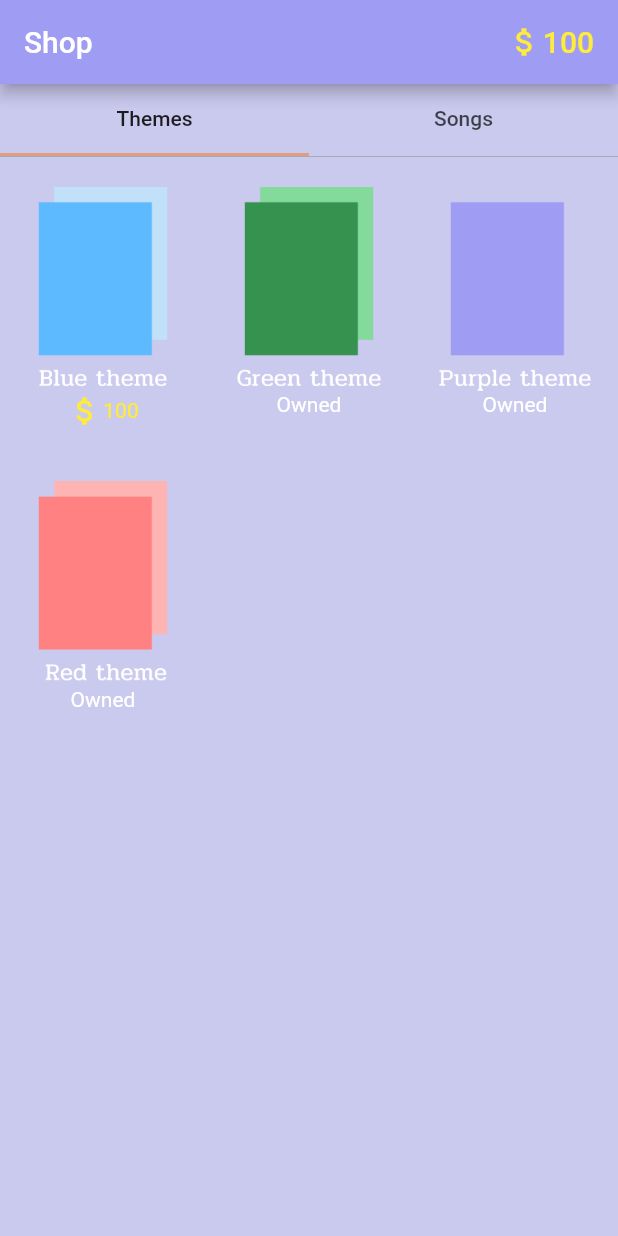
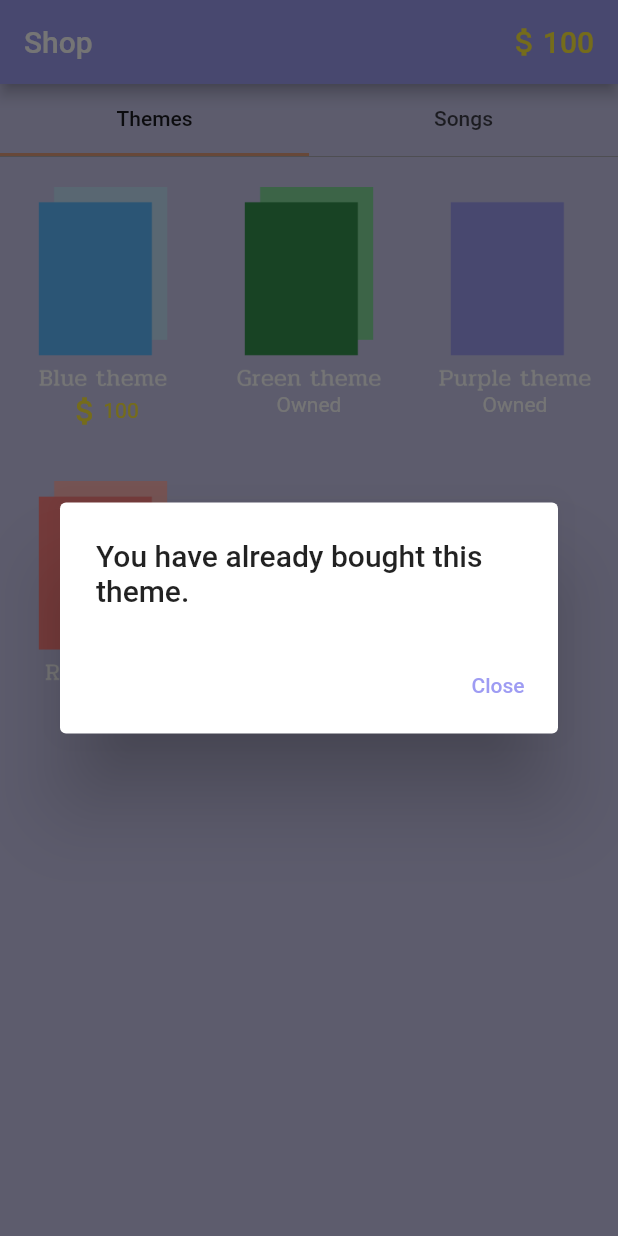
Before and after one commit to WachirananNot/AlarmPlus, a Flutter app: the ShopPage screen opened directly, after a tap on "Owned", on a phone screen of 412 x 824 dp. Run offline on Flutter 3.47's test engine with Material 2 defaults, Android fonts, the phone set to English and light mode, and no system bars; our stand-ins replace audioplayers, awesome_notifications, lite_rolling_switch.

Commit message:
buy theme

```diff
--- a/lib/alarm_service.dart
+++ b/lib/alarm_service.dart
@@ -92,6 +92,12 @@ class AlarmService extends ChangeNotifier {
       900: Color.fromRGBO(238, 129, 48, 1),
     });
     return color;
+  }
+
+  void getTheme(int index) {
+    theme[index]![3] = true;
+    reward = reward - 100;
+    notifyListeners();
   }
 
   Future<void> updateReward() async {
--- a/lib/theme_page.dart
+++ b/lib/theme_page.dart
@@ -45,9 +45,58 @@ class _ThemeListState extends State<ThemeList> {
                                   ])
                       ],
                     ),
-                    onTap: () {
-                      //ตอนกดแล้วซื้อทำตรงนี้
-                    },
+                    onTap: () => showDialog(
+                        context: context,
+                        builder: (BuildContext context) {
+                          if (alarmService.theme[index]![3] == false) {
+                            return AlertDialog(
+                              title:
+                                  const Text('Do you want to buy this theme?'),
+                              actions: <Widget>[
+                                TextButton(
+                                  onPressed: () => Navigator.pop(context),
+                                  child: const Text('Cancel'),
+                                ),
+                                TextButton(
+                                    onPressed: () {
+                                      if (alarmService.reward >= 200) {
+                                        alarmService.getTheme(index);
+                                        Navigator.pop(context);
+                                      } else {
+                                        Navigator.pop(context);
+                                        showDialog(
+                                            context: context,
+                                            builder: (context) => AlertDialog(
+                                                    title: const Text(
+                                                        "You don't enough coin"),
+                                                    actions: <Widget>[
+                                                      TextButton(
+                                                        onPressed: () {
+                                                          Navigator.pop(
+                                                              context);
+                                                        },
+                                                        child:
+                                                            const Text('Close'),
+                                                      )
+                                                    ]));
+                                      }
+                                    },
+                                    child: const Text('OK')),
+                              ],
+                            );
+                          } else {
+                            return AlertDialog(
+                              title: const Text(
+                                  'You have already bought this theme.'),
+                              actions: <Widget>[
+                                TextButton(
+                                  onPressed: () => Navigator.pop(context),
+                                  child: const Text('Close'),
+                                ),
+                              ],
+                            );
+                          }
+                        }),
                   ),
                 );
               })),
```
